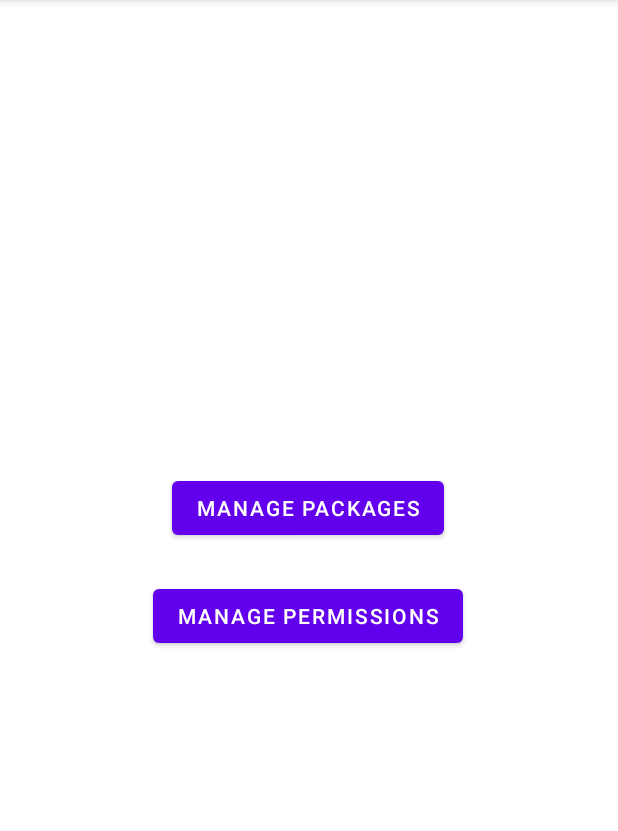
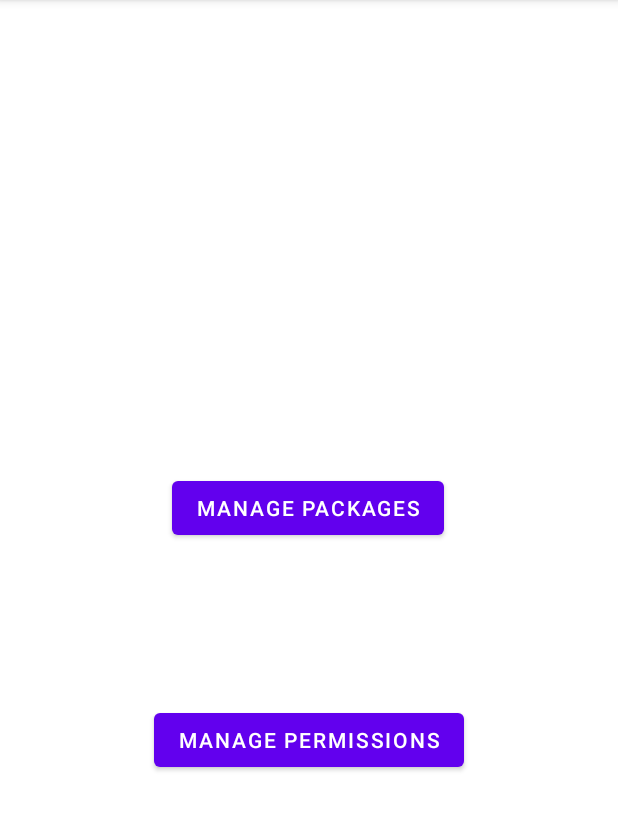
Before and after one commit to DevUt/org.secureos.dpc, an Android app: the screen it shows after launch (MainActivity), on a phone screen of 412 x 824 dp, the part 84-915 px from its top. Run offline under Robolectric (Android 15) with nearby library versions, the phone set to English and light mode, and no system bars.

Commit message:
Fix Non-responsive permission Button

```diff
--- a/app/src/main/java/com/utkarsh/firsttestdpm/permissionManagement/PermissionActivity.kt
+++ b/app/src/main/java/com/utkarsh/firsttestdpm/permissionManagement/PermissionActivity.kt
@@ -15,7 +15,7 @@ class PermissionActivity: AppCompatActivity(){
     companion object {
         const val TAG = "PermissionActivity"
     }
-    lateinit var permissionList: MutableList<Pair<String,Int>>
+   var permissionList = mutableListOf<Pair<String,Int>>()
 
     override fun onCreate(savedInstanceState: Bundle?) {
         super.onCreate(savedInstanceState)
--- a/app/src/main/res/layout/activity_main.xml
+++ b/app/src/main/res/layout/activity_main.xml
@@ -25,9 +25,9 @@
         android:text="@string/manage_permissions"
         app:layout_constraintBottom_toBottomOf="parent"
         app:layout_constraintEnd_toEndOf="parent"
-        app:layout_constraintHorizontal_bias="0.497"
+        app:layout_constraintHorizontal_bias="0.499"
         app:layout_constraintStart_toStartOf="parent"
         app:layout_constraintTop_toTopOf="parent"
-        app:layout_constraintVertical_bias="0.537" />
+        app:layout_constraintVertical_bias="0.652" />
 
 </androidx.constraintlayout.widget.ConstraintLayout>
```
Also changed, not shown: app/src/main/java/com/utkarsh/firsttestdpm/MainActivity.kt (+6 -7 lines), app/src/main/java/com/utkarsh/firsttestdpm/policyEnforcer/PolicyEnforcer.kt (+11 -6 lines).
